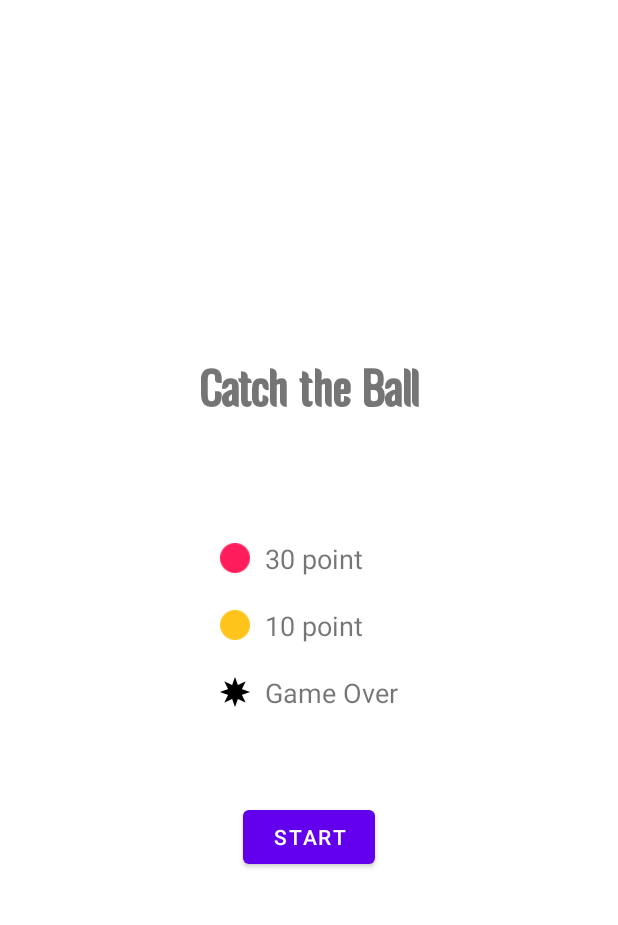
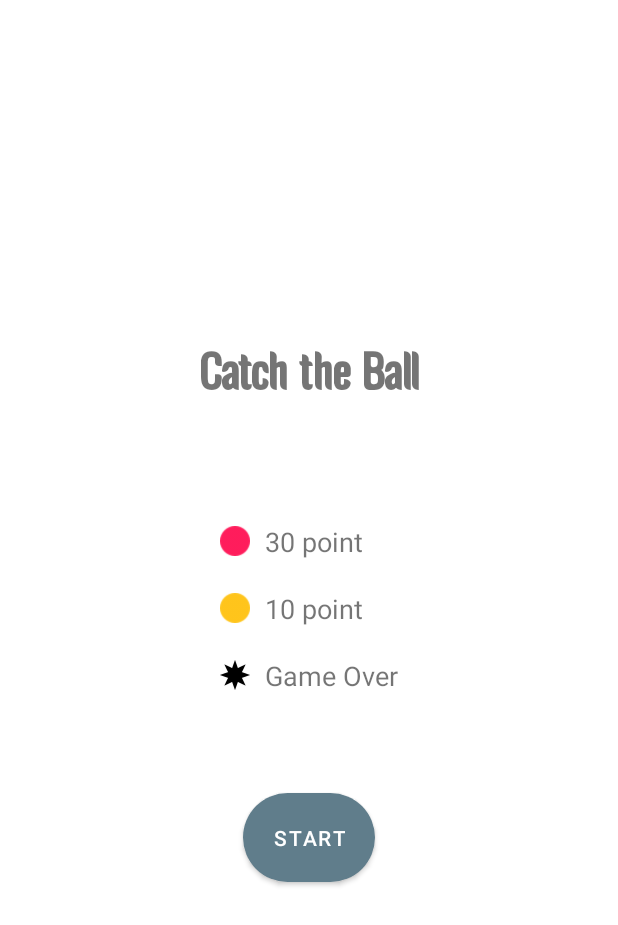
Before and after one commit to Lakshya-Coder/Catch-the-Ball, an Android app: the screen it shows after launch (StartActivity), on a phone screen of 412 x 824 dp. Shown: the top 925 px of the screen. Run offline under Robolectric (Android 15) with nearby library versions, the phone set to English and light mode, and no system bars.

Commit message:
first commit

```diff
--- a/app/src/main/res/layout/activity_result.xml
+++ b/app/src/main/res/layout/activity_result.xml
@@ -1,5 +1,6 @@
 <?xml version="1.0" encoding="utf-8"?>
 <androidx.constraintlayout.widget.ConstraintLayout xmlns:android="http://schemas.android.com/apk/res/android"
+    xmlns:app="http://schemas.android.com/apk/res-auto"
     xmlns:tools="http://schemas.android.com/tools"
     android:layout_width="match_parent"
     android:layout_height="match_parent">
@@ -49,7 +50,10 @@
             android:layout_width="wrap_content"
             android:layout_height="wrap_content"
             android:layout_marginTop="80dp"
+            android:padding="20dp"
             android:text="@string/try_again_text"
-            android:textAllCaps="false" />
+            android:textAllCaps="false"
+            android:textColor="#FFFFFF"
+            app:cornerRadius="50dp" />
     </LinearLayout>
 </androidx.constraintlayout.widget.ConstraintLayout>
--- a/app/src/main/res/layout/activity_start.xml
+++ b/app/src/main/res/layout/activity_start.xml
@@ -1,5 +1,6 @@
 <?xml version="1.0" encoding="utf-8"?>
 <LinearLayout xmlns:android="http://schemas.android.com/apk/res/android"
+    xmlns:app="http://schemas.android.com/apk/res-auto"
     xmlns:tools="http://schemas.android.com/tools"
     android:layout_width="match_parent"
     android:layout_height="match_parent"
@@ -80,7 +81,10 @@
         android:id="@+id/startGameButton"
         android:layout_width="wrap_content"
         android:layout_height="wrap_content"
+        android:layout_marginTop="60dp"
+        android:padding="20dp"
         android:text="@string/start_text"
-        android:layout_marginTop="60dp" />
+        android:textColor="#FFFFFF"
+        app:cornerRadius="50dp" />
 
 </LinearLayout>
--- a/app/src/main/res/values/colors.xml
+++ b/app/src/main/res/values/colors.xml
@@ -1,10 +1,23 @@
 <?xml version="1.0" encoding="utf-8"?>
 <resources>
     <color name="purple_200">#FFBB86FC</color>
-    <color name="purple_500">#FF6200EE</color>
-    <color name="purple_700">#FF3700B3</color>
+    <color name="purple_500">#607D8B</color>
+    <color name="purple_700">#455A64</color>
     <color name="teal_200">#FF03DAC5</color>
     <color name="teal_700">#FF018786</color>
     <color name="black">#FF000000</color>
     <color name="white">#FFFFFFFF</color>
 </resources>
+
+<!--    &lt;!&ndash; Palette generated by Material Palette - materialpalette.com/blue-grey/teal &ndash;&gt;-->
+<!--    <?xml version="1.0" encoding="utf-8"?>-->
+<!--<resources>-->
+<!--<color name="primary">#607D8B</color>-->
+<!--<color name="primary_dark">#455A64</color>-->
+<!--<color name="primary_light">#CFD8DC</color>-->
+<!--<color name="accent">#009688</color>-->
+<!--<color name="primary_text">#212121</color>-->
+<!--<color name="secondary_text">#757575</color>-->
+<!--<color name="icons">#FFFFFF</color>-->
+<!--<color name="divider">#BDBDBD</color>-->
+<!--</resources>-->
```
